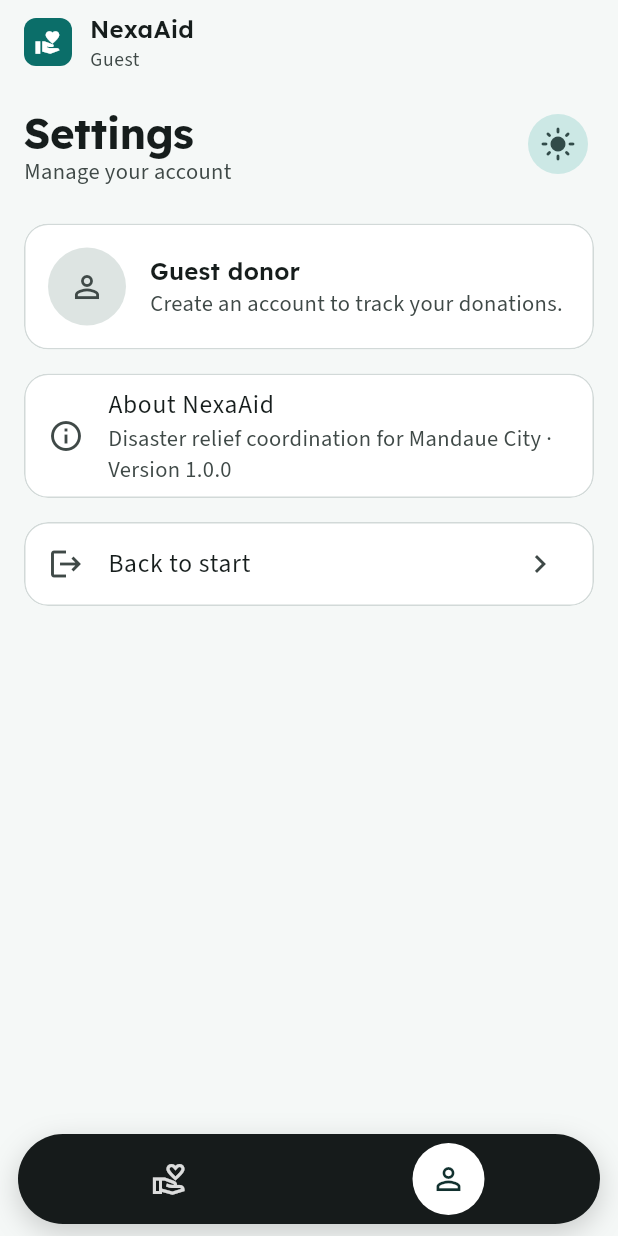
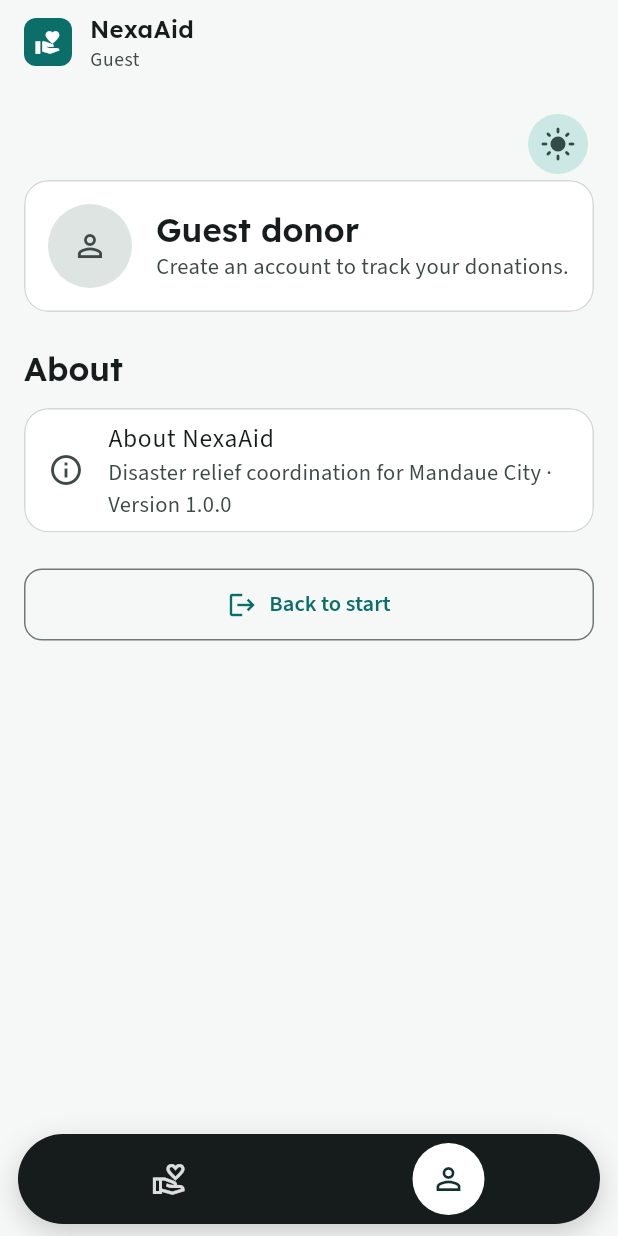
Before and after one commit to EdgeTech-team/nexaaid-capstone-2, a Flutter app: the RoleHome screen opened directly, after a tap on the "person outline" icon, on a phone screen of 412 x 824 dp. Run offline on Flutter 3.47's test engine with Material 3 defaults, Android fonts, the phone set to English and light mode, and no system bars; our stand-ins replace file_picker, flutter_map, google_fonts, image_picker, latlong2, shared_preferences; missing offline and left inert: mobile_scanner, pdfrx; accounts and stored records are empty; network calls fail.

Commit message:
Revert "Merge pull request #66 from EdgeTech-team/ivan/settings-redesign"
This reverts commit c58bc2d3f30e4ef5896d749a75988710d8435e0a, reversing
changes made to 64c14222d4c097acae24c822122368201f9f11dc.

```diff
--- a/mobile/lib/ui/profile_screen.dart
+++ b/mobile/lib/ui/profile_screen.dart
@@ -6,9 +6,7 @@ import 'theme_toggle.dart';
 import 'widgets.dart';
 import 'change_password_screen.dart';
 
-/// Profile tab for every role (Ivan: settings-list style). From the top:
-/// "Settings" with the sun/moon toggle, your account card (tap it for
-/// Manage account), Security, About, and Log out.
+/// Profile tab for every role: who you are, appearance, log out.
 ///
 /// The developer tools (server address, API console, design system
 /// gallery) are hidden for normal use. Tap "About NexaAid" 5 times to show
@@ -40,7 +38,7 @@ class _ProfileScreenState extends State<ProfileScreen> {
 
   @override
   Widget build(BuildContext context) {
-    if (!api.loggedIn) return _page(context, account: const _GuestCard());
+    if (!api.loggedIn) return _page(context, header: const _GuestHeader());
     return Loader(
       load: [() => api.get('/auth/me'), api.lookupsResult],
       builder: (context, data) {
@@ -48,91 +46,51 @@ class _ProfileScreenState extends State<ProfileScreen> {
         final names = Names(Map<String, dynamic>.from(data[1] as Map));
         return _page(
           context,
-          account: _AccountCard(
-            me: me,
-            onTap: () => Navigator.of(context).push(
-              MaterialPageRoute(
-                builder: (_) => ManageAccountScreen(me: me, names: names),
-              ),
-            ),
-          ),
+          header: _AccountHeader(me: me, names: names),
         );
       },
     );
   }
 
-  Widget _page(BuildContext context, {required Widget account}) {
-    final t = Theme.of(context).textTheme;
-    final cs = Theme.of(context).colorScheme;
+  Widget _page(BuildContext context, {required Widget header}) {
     return ValueListenableBuilder<bool>(
       valueListenable: ProfileScreen.devToolsShown,
       builder: (context, devTools, _) => ListView(
         padding: Space.page,
         children: [
-          Row(
-            crossAxisAlignment: CrossAxisAlignment.start,
-            children: [
-              Expanded(
-                child: Column(
-                  crossAxisAlignment: CrossAxisAlignment.start,
-                  children: [
-                    Semantics(
-                      header: true,
-                      child: Text(
-                        'Settings',
-                        style: t.headlineMedium?.copyWith(
-                          fontWeight: FontWeight.w700,
-                        ),
-                      ),
-                    ),
-                    Text(
-                      'Manage your account',
-                      style: t.bodyMedium?.copyWith(
-                        color: cs.onSurfaceVariant,
-                      ),
-                    ),
-                  ],
-                ),
-              ),
           // Ivan: light / dark mode in the top-right corner.
-              const SunMoonToggle(),
-            ],
-          ),
-          Gaps.v24,
-          account,
+          const Align(alignment: Alignment.centerRight, child: SunMoonToggle()),
+          header,
           if (api.loggedIn) ...[
-            Gaps.v16,
+            const SectionHeader('Security'),
             const _SecurityCard(),
           ],
-          Gaps.v16,
-          SettingsGroup(
-            children: [
-              SettingsRow(
+          const SectionHeader('About'),
+          AppCard(
+            padding: EdgeInsets.zero,
+            child: ListTile(
               key: const ValueKey('about-nexaaid'),
-                icon: Icons.info_outline,
-                title: 'About NexaAid',
-                subtitle:
-                    'Disaster relief coordination for Mandaue City · '
-                    'Version 1.0.0',
+              leading: const Icon(Icons.info_outline),
+              title: const Text('About NexaAid'),
+              subtitle: const Text(
+                'Disaster relief coordination for Mandaue City · Version 1.0.0',
+              ),
               onTap: _tapAbout,
-                chevron: false,
             ),
-            ],
           ),
           if (devTools) ...[
             const SectionHeader('Developer tools'),
             const _DevTools(),
+
+
           ],
-          Gaps.v16,
-          SettingsGroup(
-            children: [
-              SettingsRow(
+          Gaps.v24,
+          AppButton(
+            api.loggedIn ? 'Log out' : 'Back to start',
             icon: Icons.logout,
-                title: api.loggedIn ? 'Log out' : 'Back to start',
-                color: api.loggedIn ? cs.error : null,
-                onTap: api.logout,
-              ),
-            ],
+            variant: AppButtonVariant.secondary,
+            expand: true,
+            onPressed: api.logout,
           ),
           Gaps.v24,
         ],
@@ -141,96 +99,57 @@ class _ProfileScreenState extends State<ProfileScreen> {
   }
 }
 
-/// A rounded card of settings rows with thin lines between them.
-class SettingsGroup extends StatelessWidget {
-  final List<Widget> children;
-  const SettingsGroup({super.key, required this.children});
-
-  @override
-  Widget build(BuildContext context) {
-    return AppCard(
-      padding: EdgeInsets.zero,
-      child: Column(
-        children: [
-          for (var i = 0; i < children.length; i++) ...[
-            if (i > 0) const Divider(height: 1, indent: 56),
-            children[i],
-          ],
-        ],
-      ),
-    );
-  }
-}
-
-/// One settings line: icon, title, optional subtitle, and a chevron when
-/// it opens something.
-class SettingsRow extends StatelessWidget {
-  final IconData icon;
-  final String title;
-  final String? subtitle;
-  final VoidCallback? onTap;
-  final Color? color; // e.g. red for Log out
-  final bool chevron;
-
-  const SettingsRow({
-    super.key,
-    required this.icon,
-    required this.title,
-    this.subtitle,
-    this.onTap,
-    this.color,
-    this.chevron = true,
-  });
+class _AccountHeader extends StatelessWidget {
+  final Map<String, dynamic> me;
+  final Names names;
+  const _AccountHeader({required this.me, required this.names});
 
   @override
   Widget build(BuildContext context) {
     final cs = Theme.of(context).colorScheme;
-    return ListTile(
-      minTileHeight: 56,
-      leading: Icon(icon, color: color ?? cs.onSurfaceVariant),
-      title: Text(title, style: TextStyle(color: color)),
-      subtitle: subtitle == null ? null : Text(subtitle!),
-      trailing: onTap != null && chevron
-          ? Icon(Icons.chevron_right, color: color ?? cs.onSurfaceVariant)
-          : null,
-      onTap: onTap,
-    );
-  }
-}
-
-String _initials(String name) => name
+    final t = Theme.of(context).textTheme;
+    final name = '${me['first_name'] ?? ''} ${me['last_name'] ?? ''}'.trim();
+    final initials = name
         .split(RegExp(r'\s+'))
         .where((w) => w.isNotEmpty)
         .take(2)
         .map((w) => w[0].toUpperCase())
         .join();
+    final barangayId = me['assigned_barangay_id'];
 
-String _fullName(Map<String, dynamic> me) =>
-    '${me['first_name'] ?? ''} ${me['last_name'] ?? ''}'.trim();
-
-/// Your name and email; tap it to open Manage account.
-class _AccountCard extends StatelessWidget {
-  final Map<String, dynamic> me;
-  final VoidCallback onTap;
-  const _AccountCard({required this.me, required this.onTap});
-
-  @override
-  Widget build(BuildContext context) {
-    final cs = Theme.of(context).colorScheme;
-    final t = Theme.of(context).textTheme;
-    final name = _fullName(me);
-    return Semantics(
-      button: true,
-      label: 'Manage account',
-      child: AppCard(
-        onTap: onTap,
+    Widget row(IconData icon, String label, String value) => Padding(
+      padding: const EdgeInsets.only(top: Space.sm),
       child: Row(
         children: [
+          Icon(icon, size: 20, color: cs.onSurfaceVariant),
+          Gaps.h12,
+          Expanded(
+            child: Column(
+              crossAxisAlignment: CrossAxisAlignment.start,
+              children: [
+                Text(
+                  label,
+                  style: t.bodySmall?.copyWith(color: cs.onSurfaceVariant),
+                ),
+                Text(value, style: t.bodyMedium),
+              ],
+            ),
+          ),
+        ],
+      ),
+    );
+
+    return AppCard(
+      child: Column(
+        crossAxisAlignment: CrossAxisAlignment.start,
+        children: [
+          Row(
+            children: [
               CircleAvatar(
-              radius: 26,
+                radius: 28,
                 backgroundColor: cs.primaryContainer,
                 child: Text(
-                _initials(name).isEmpty ? '?' : _initials(name),
+                  initials.isEmpty ? '?' : initials,
                   style: t.titleMedium?.copyWith(color: cs.onPrimaryContainer),
                 ),
               ),
@@ -241,27 +160,37 @@ class _AccountCard extends StatelessWidget {
                   children: [
                     Text(
                       name.isEmpty ? '${me['email']}' : name,
-                    style: t.titleMedium,
+                      style: t.titleLarge,
                     ),
                     Text(
-                    '${me['email'] ?? ''}',
-                    maxLines: 1,
-                    overflow: TextOverflow.ellipsis,
+                      '${me['role_name'] ?? ''}',
                       style: t.bodyMedium?.copyWith(color: cs.onSurfaceVariant),
                     ),
                   ],
                 ),
               ),
-            Icon(Icons.chevron_right, color: cs.onSurfaceVariant),
             ],
           ),
+          const Divider(height: Space.lg),
+          row(Icons.mail_outline, 'Email', '${me['email']}'),
+          if (barangayId != null)
+            row(
+              Icons.location_city_outlined,
+              'Assigned barangay',
+              names.of(
+                'barangays',
+                barangayId,
+                fallback: 'Barangay #$barangayId',
+              ),
+            ),
+        ],
       ),
     );
   }
 }
 
-class _GuestCard extends StatelessWidget {
-  const _GuestCard();
+class _GuestHeader extends StatelessWidget {
+  const _GuestHeader();
 
   @override
   Widget build(BuildContext context) {
@@ -271,7 +200,7 @@ class _GuestCard extends StatelessWidget {
       child: Row(
         children: [
           CircleAvatar(
-            radius: 26,
+            radius: 28,
             backgroundColor: cs.surfaceContainerHighest,
             child: Icon(Icons.person_outline, color: cs.onSurfaceVariant),
           ),
@@ -280,7 +209,7 @@ class _GuestCard extends StatelessWidget {
             child: Column(
               crossAxisAlignment: CrossAxisAlignment.start,
               children: [
-                Text('Guest donor', style: t.titleMedium),
+                Text('Guest donor', style: t.titleLarge),
                 Text(
                   'Create an account to track your donations.',
                   style: t.bodyMedium?.copyWith(color: cs.onSurfaceVariant),
@@ -288,113 +217,6 @@ class _GuestCard extends StatelessWidget {
               ],
             ),
           ),
-        ],
-      ),
-    );
-  }
-}
-
-/// Manage account (view only for now): your photo initials, name and
-/// role, then your details. There is no endpoint to change them yet.
-class ManageAccountScreen extends StatelessWidget {
-  final Map<String, dynamic> me;
-  final Names names;
-  const ManageAccountScreen({super.key, required this.me, required this.names});
-
-  @override
-  Widget build(BuildContext context) {
-    final cs = Theme.of(context).colorScheme;
-    final t = Theme.of(context).textTheme;
-    final name = _fullName(me);
-    final barangayId = me['assigned_barangay_id'];
-    String? text(Object? v) {
-      final s = '${v ?? ''}'.trim();
-      return s.isEmpty ? null : s;
-    }
-
-    final rows = <(IconData, String, String)>[
-      if (text(me['username']) case final u?)
-        (Icons.alternate_email, 'Username', u),
-      (Icons.badge_outlined, 'Role', '${me['role_name'] ?? '-'}'),
-      if (barangayId != null)
-        (
-          Icons.location_city_outlined,
-          'Assigned barangay',
-          names.of('barangays', barangayId, fallback: 'Barangay #$barangayId'),
-        ),
-    ];
-    final private = <(IconData, String, String)>[
-      (Icons.person_outline, 'Name', name.isEmpty ? '-' : name),
-      (Icons.mail_outline, 'Email', '${me['email'] ?? '-'}'),
-      if (text(me['contact_number']) case final n?)
-        (Icons.phone_outlined, 'Phone number', n),
-    ];
-
-    Widget group(List<(IconData, String, String)> items) => AppCard(
-      padding: EdgeInsets.zero,
-      child: Column(
-        children: [
-          for (var i = 0; i < items.length; i++) ...[
-            if (i > 0) const Divider(height: 1, indent: 56),
-            ListTile(
-              minTileHeight: 64,
-              leading: Icon(items[i].$1, color: cs.onSurfaceVariant),
-              title: Text(
-                items[i].$2,
-                style: t.bodySmall?.copyWith(color: cs.onSurfaceVariant),
-              ),
-              subtitle: Text(items[i].$3, style: t.bodyLarge),
-            ),
-          ],
-        ],
-      ),
-    );
-
-    return Scaffold(
-      appBar: AppBar(title: const Text('Manage account')),
-      body: ListView(
-        padding: Space.page,
-        children: [
-          Center(
-            child: CircleAvatar(
-              radius: 44,
-              backgroundColor: cs.primaryContainer,
-              child: Text(
-                _initials(name).isEmpty ? '?' : _initials(name),
-                style: t.headlineMedium?.copyWith(
-                  color: cs.onPrimaryContainer,
-                ),
-              ),
-            ),
-          ),
-          Gaps.v12,
-          Text(
-            name.isEmpty ? '${me['email']}' : name,
-            textAlign: TextAlign.center,
-            style: t.titleLarge,
-          ),
-          Gaps.v24,
-          group(rows),
-          SectionHeader(
-            'Private information',
-            action: Tooltip(
-              message: 'Only you and the NexaAid administrator can see this.',
-              triggerMode: TooltipTriggerMode.tap,
-              child: Icon(
-                Icons.info_outline,
-                size: 20,
-                color: cs.onSurfaceVariant,
-              ),
-            ),
-          ),
-          group(private),
-          Gaps.v16,
-          Text(
-            'Need to change something? Contact the NexaAid administrator.',
-            textAlign: TextAlign.center,
-            style: t.bodySmall?.copyWith(color: cs.onSurfaceVariant),
-          ),
-          Gaps.v24,
         ],
       ),
     );
@@ -461,18 +283,17 @@ class _SecurityCard extends StatelessWidget {
         listenable: api,
         builder: (context, _) => ListTile(
           key: const ValueKey('change-password'),
-          minTileHeight: 56,
           leading: Icon(
             api.mustChangePassword
                 ? Icons.warning_amber_rounded
-                : Icons.lock_outline,
-            color: api.mustChangePassword ? cs.error : cs.onSurfaceVariant,
+                : Icons.lock_reset,
+            color: api.mustChangePassword ? cs.error : null,
           ),
-          title: const Text('Security'),
+          title: const Text('Change password'),
           subtitle: Text(
             api.mustChangePassword
                 ? 'Required: you are still using a temporary password'
-                : 'Change your password',
+                : 'Change the password you log in with',
           ),
           trailing: const Icon(Icons.chevron_right),
           onTap: () => Navigator.of(context).push(
```
Also changed, not shown: 1 other file. Lines whose indentation alone changed are shown as unchanged.
